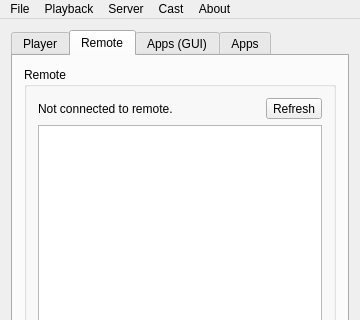
Qt form player/NymphCastPlayer/mainwindow.ui (MayaPosch/NymphCast) before a commit; both pictures show x 0 to 360 and y 0 to 320 of the 360 by 500 pixel window.
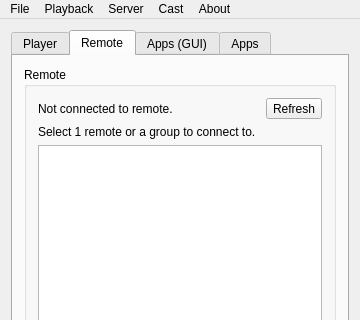
The same form after that commit. The open tabs and pages were chosen to show the change. Icons and pictures are not drawn. Custom widgets are drawn as their Qt base class.

What changed in the file:
```diff
--- a/player/NymphCastPlayer/mainwindow.ui
+++ b/player/NymphCastPlayer/mainwindow.ui
@@ -253,6 +253,13 @@
              </item>
             </layout>
            </item>
+           <item>
+            <widget class="QLabel" name="label">
+             <property name="text">
+              <string>Select 1 remote or a group to connect to.</string>
+             </property>
+            </widget>
+           </item>
            <item>
             <widget class="QListWidget" name="remotesListWidget"/>
            </item>
```
Left out of the diff: 2 changed lines with no effect on the pictures.
